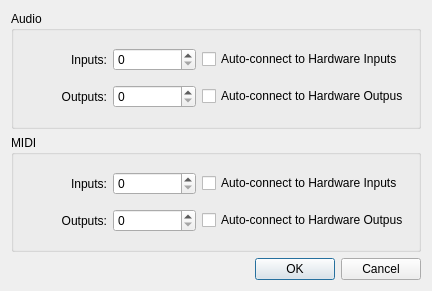
Above: config/config.ui from noisecode3/energyXT2-libaam-jack before the change. Below: the same form after it.
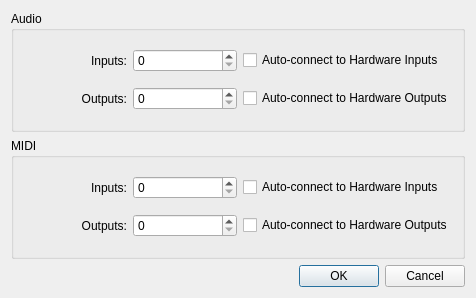
That is the form after the change.

Commit message: fix typo and warning

Diff of the .ui file:
```diff
--- a/config/config.ui
+++ b/config/config.ui
@@ -6,8 +6,8 @@
    <rect>
     <x>0</x>
     <y>0</y>
-    <width>432</width>
-    <height>291</height>
+    <width>476</width>
+    <height>298</height>
    </rect>
   </property>
   <property name="windowTitle">
@@ -70,7 +70,7 @@
       <item row="1" column="2">
        <widget class="QCheckBox" name="ch_aout">
         <property name="text">
-         <string>Auto-connect to Hardware Outpus</string>
+         <string>Auto-connect to Hardware Outputs</string>
         </property>
        </widget>
       </item>
@@ -127,7 +127,7 @@
       <item row="1" column="2">
        <widget class="QCheckBox" name="ch_mout">
         <property name="text">
-         <string>Auto-connect to Hardware Outpus</string>
+         <string>Auto-connect to Hardware Outputs</string>
         </property>
        </widget>
       </item>
```
The commit also changes 1 other file.
